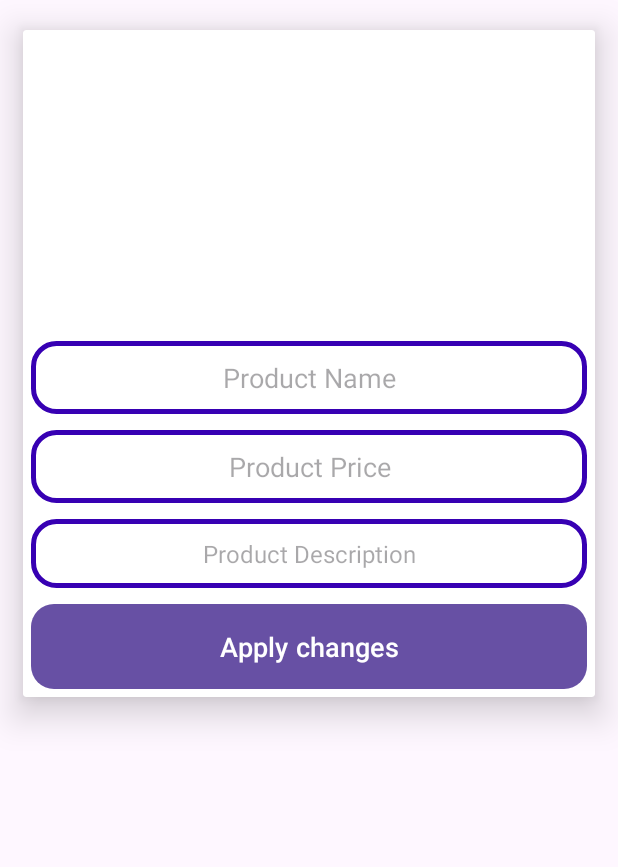
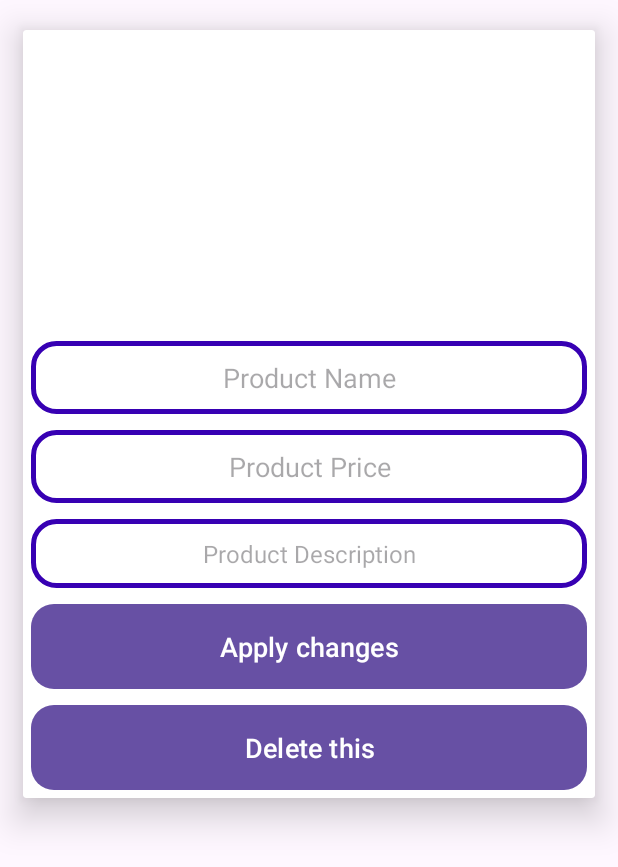
Before and after one commit to Tohamy20/ecommersapp, an Android app built with Jetpack Compose: the AdminMaintainProductsActivity screen opened directly, with no data from a screen before it, on a phone screen of 412 x 824 dp. Shown: the top 867 px of the screen. Run offline under Robolectric (Android 15) with nearby library versions, the phone set to English and light mode, and no system bars; our stand-ins replace Firebase (no records; nobody signed in at launch, a user with empty details on screens opened directly), Picasso.

```diff
--- a/app/src/main/java/com/example/talabatend/AdminMaintainProductsActivity.java
+++ b/app/src/main/java/com/example/talabatend/Admin/AdminMaintainProductsActivity.java
@@ -1,4 +1,4 @@
-package com.example.talabatend;
+package com.example.talabatend.Admin;
 
 import android.content.Intent;
 import android.os.Bundle;
@@ -11,6 +11,7 @@ import android.widget.Toast;
 import androidx.annotation.NonNull;
 import androidx.appcompat.app.AppCompatActivity;
 
+import com.example.talabatend.R;
 import com.google.android.gms.tasks.OnCompleteListener;
 import com.google.android.gms.tasks.Task;
 import com.google.firebase.database.DataSnapshot;
@@ -25,7 +26,7 @@ import java.util.HashMap;
 public class AdminMaintainProductsActivity extends AppCompatActivity
 {
 
-    private Button applychangesbtn;
+    private Button applychangesbtn,deletebtn;
     private EditText name,price,description;
     private ImageView imageView;
     private String productid = "";
@@ -43,6 +44,7 @@ public class AdminMaintainProductsActivity extends AppCompatActivity
 
 
         applychangesbtn = findViewById(R.id.apply_cahnges_maintain_btn);
+        deletebtn = findViewById(R.id.delete_product_maintain_btn);
         name = findViewById(R.id.product_name_maintain);
         price = findViewById(R.id.product_price_maintain);
         description = findViewById(R.id.product_description_maintain);
@@ -60,6 +62,38 @@ public class AdminMaintainProductsActivity extends AppCompatActivity
             }
         });
 
+        deletebtn.setOnClickListener(new View.OnClickListener() {
+            @Override
+            public void onClick(View v)
+            {
+
+                deletethisproduct();
+
+            }
+        });
+
+
+    }
+
+
+
+
+    private void deletethisproduct()
+
+    {
+
+        productsref.removeValue().addOnCompleteListener(new OnCompleteListener<Void>() {
+            @Override
+            public void onComplete(@NonNull Task<Void> task)
+            {
+                Intent intent = new Intent(AdminMaintainProductsActivity.this, AdminCategoryActivity.class);
+                startActivity(intent);
+                finish();
+                Toast.makeText(AdminMaintainProductsActivity.this, "the product is deleted successfully", Toast.LENGTH_SHORT).show();
+
+
+            }
+        });
 
     }
 
--- a/app/src/main/java/com/example/talabatend/AdminNewOrdersActivity.java
+++ b/app/src/main/java/com/example/talabatend/Admin/AdminNewOrdersActivity.java
@@ -1,4 +1,4 @@
-package com.example.talabatend;
+package com.example.talabatend.Admin;
 
 import android.content.DialogInterface;
 import android.content.Intent;
@@ -16,6 +16,7 @@ import androidx.recyclerview.widget.LinearLayoutManager;
 import androidx.recyclerview.widget.RecyclerView;
 
 import com.example.talabatend.Model.AdminOrders;
+import com.example.talabatend.R;
 import com.firebase.ui.database.FirebaseRecyclerAdapter;
 import com.firebase.ui.database.FirebaseRecyclerOptions;
 import com.google.firebase.database.DatabaseReference;
--- a/app/src/main/java/com/example/talabatend/AdminUserProductsActivity.java
+++ b/app/src/main/java/com/example/talabatend/Admin/AdminUserProductsActivity.java
@@ -1,4 +1,4 @@
-package com.example.talabatend;
+package com.example.talabatend.Admin;
 
 import android.os.Bundle;
 import android.view.LayoutInflater;
@@ -11,6 +11,7 @@ import androidx.recyclerview.widget.LinearLayoutManager;
 import androidx.recyclerview.widget.RecyclerView;
 
 import com.example.talabatend.Model.Cart;
+import com.example.talabatend.R;
 import com.example.talabatend.viewHolder.CartViewHolder;
 import com.firebase.ui.database.FirebaseRecyclerAdapter;
 import com.firebase.ui.database.FirebaseRecyclerOptions;
--- a/app/src/main/java/com/example/talabatend/AdminaddnewProductActivity.java
+++ b/app/src/main/java/com/example/talabatend/Admin/AdminaddnewProductActivity.java
@@ -1,4 +1,4 @@
-package com.example.talabatend;
+package com.example.talabatend.Admin;
 
 import android.app.ProgressDialog;
 import android.content.Intent;
@@ -15,6 +15,7 @@ import androidx.annotation.NonNull;
 import androidx.annotation.Nullable;
 import androidx.appcompat.app.AppCompatActivity;
 
+import com.example.talabatend.R;
 import com.google.android.gms.tasks.Continuation;
 import com.google.android.gms.tasks.OnCompleteListener;
 import com.google.android.gms.tasks.OnFailureListener;
@@ -224,7 +225,7 @@ public class AdminaddnewProductActivity extends AppCompatActivity {
                     public void onComplete(@NonNull Task<Void> task) {
                         if (task.isSuccessful())
                         {
-                            Intent intent = new Intent(AdminaddnewProductActivity.this,AdminCategoryActivity.class);
+                            Intent intent = new Intent(AdminaddnewProductActivity.this, AdminCategoryActivity.class);
                             startActivity(intent);
                             loadingbar.dismiss();
                             Toast.makeText(AdminaddnewProductActivity.this, "Product added successfully.....", Toast.LENGTH_SHORT).show();
--- a/app/src/main/java/com/example/talabatend/LoginActivity.java
+++ b/app/src/main/java/com/example/talabatend/LoginActivity.java
@@ -14,6 +14,7 @@ import android.widget.Toast;
 import androidx.annotation.NonNull;
 import androidx.appcompat.app.AppCompatActivity;
 
+import com.example.talabatend.Admin.AdminCategoryActivity;
 import com.example.talabatend.Model.Users;
 import com.example.talabatend.Prevalent.Prevalent;
 import com.google.firebase.database.DataSnapshot;
@@ -140,7 +141,7 @@ public class LoginActivity extends AppCompatActivity {
                                         {
                                             Toast.makeText(LoginActivity.this, "Welcome admin " + phone + ", you Logged in successfully", Toast.LENGTH_SHORT).show();
                                             loadingbar.dismiss();
-                                            Intent intent = new Intent(LoginActivity.this,AdminCategoryActivity.class);
+                                            Intent intent = new Intent(LoginActivity.this, AdminCategoryActivity.class);
                                             startActivity(intent);
                                         } else if (parentdbname.equals("Users"))
                                         {
--- a/app/src/main/java/com/example/talabatend/ui/Cart/CartFragment.java
+++ b/app/src/main/java/com/example/talabatend/ui/Cart/CartFragment.java
@@ -17,6 +17,7 @@ import com.example.talabatend.databinding.FragmentCartBinding;
 public class CartFragment extends Fragment {
     private FragmentCartBinding binding;
     private CartViewModel mViewModel;
+    String type = "";
 
 
     public static CartFragment newInstance() {
@@ -33,6 +34,7 @@ public class CartFragment extends Fragment {
 
         final TextView textView = binding.textCart;
         galleryViewModel.getText().observe(getViewLifecycleOwner(), textView::setText);
+
         Intent intent = new Intent(getActivity(), CartActivity.class);
         startActivity(intent);
         return root;
--- a/app/src/main/java/com/example/talabatend/ui/slideshow/SlideshowFragment.java
+++ b/app/src/main/java/com/example/talabatend/ui/slideshow/SlideshowFragment.java
@@ -11,7 +11,7 @@ import androidx.annotation.NonNull;
 import androidx.fragment.app.Fragment;
 import androidx.lifecycle.ViewModelProvider;
 
-import com.example.talabatend.AdminCategoryActivity;
+import com.example.talabatend.Admin.AdminCategoryActivity;
 import com.example.talabatend.databinding.FragmentSlideshowBinding;
 
 public class SlideshowFragment extends Fragment {
--- a/app/src/main/res/layout/activity_admin_category.xml
+++ b/app/src/main/res/layout/activity_admin_category.xml
@@ -5,7 +5,7 @@
     xmlns:tools="http://schemas.android.com/tools"
     android:layout_width="match_parent"
     android:layout_height="match_parent"
-    tools:context=".AdminCategoryActivity"
+    tools:context=".Admin.AdminCategoryActivity"
 
     >
 
--- a/app/src/main/res/layout/activity_admin_maintain_products.xml
+++ b/app/src/main/res/layout/activity_admin_maintain_products.xml
@@ -10,7 +10,7 @@
     android:layout_marginStart="15dp"
     android:layout_marginEnd="15dp"
     app:cardElevation="15dp"
-    tools:context=".AdminMaintainProductsActivity"
+    tools:context=".Admin.AdminMaintainProductsActivity"
     >
 
 
@@ -86,9 +86,20 @@
             android:padding="12dp"
             android:layout_margin="5dp"
             android:textColor="@color/white"
-
-
-
+            />
+        <Button
+            android:id="@+id/delete_product_maintain_btn"
+            android:layout_width="match_parent"
+            android:layout_height="wrap_content"
+            android:text="Delete this"
+            android:textAlignment="center"
+            android:layout_below="@+id/apply_cahnges_maintain_btn"
+            android:layout_marginTop="4dp"
+            android:textSize="18dp"
+            android:background="@drawable/buttons"
+            android:padding="12dp"
+            android:layout_margin="5dp"
+            android:textColor="@color/white"
             />
 
 
--- a/app/src/main/res/layout/activity_admin_new_orders.xml
+++ b/app/src/main/res/layout/activity_admin_new_orders.xml
@@ -5,7 +5,7 @@
     xmlns:tools="http://schemas.android.com/tools"
     android:layout_width="match_parent"
     android:layout_height="match_parent"
-    tools:context=".AdminNewOrdersActivity">
+    tools:context=".Admin.AdminNewOrdersActivity">
     <RelativeLayout
         android:id="@+id/relative_222"
         android:layout_width="match_parent"
--- a/app/src/main/res/layout/activity_admin_user_products.xml
+++ b/app/src/main/res/layout/activity_admin_user_products.xml
@@ -5,7 +5,7 @@
     xmlns:tools="http://schemas.android.com/tools"
     android:layout_width="match_parent"
     android:layout_height="match_parent"
-    tools:context=".AdminUserProductsActivity">
+    tools:context=".Admin.AdminUserProductsActivity">
     <RelativeLayout
         android:id="@+id/relative_333"
         android:layout_width="match_parent"
--- a/app/src/main/res/layout/activity_adminaddnew_product.xml
+++ b/app/src/main/res/layout/activity_adminaddnew_product.xml
@@ -5,7 +5,7 @@
     xmlns:tools="http://schemas.android.com/tools"
     android:layout_width="match_parent"
     android:layout_height="match_parent"
-    tools:context=".AdminaddnewProductActivity"
+    tools:context=".Admin.AdminaddnewProductActivity"
     >
     <ImageView
         android:id="@+id/select_product_image"
```
Also changed, not shown: app/src/main/AndroidManifest.xml (+5 -5 lines), app/src/main/java/com/example/talabatend/Admin/AdminCategoryActivity.java (renamed from app/src/main/java/com/example/talabatend/AdminCategoryActivity.java, +9 -5 lines), app/src/main/java/com/example/talabatend/HomeActivity.java (+8 -2 lines).
